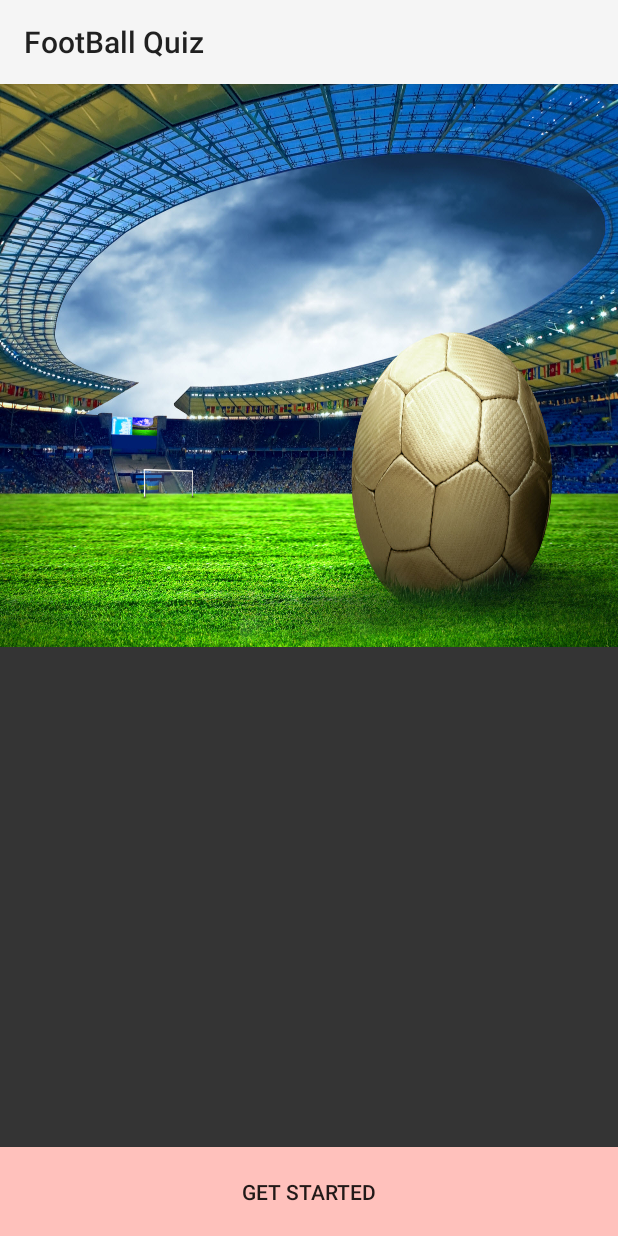
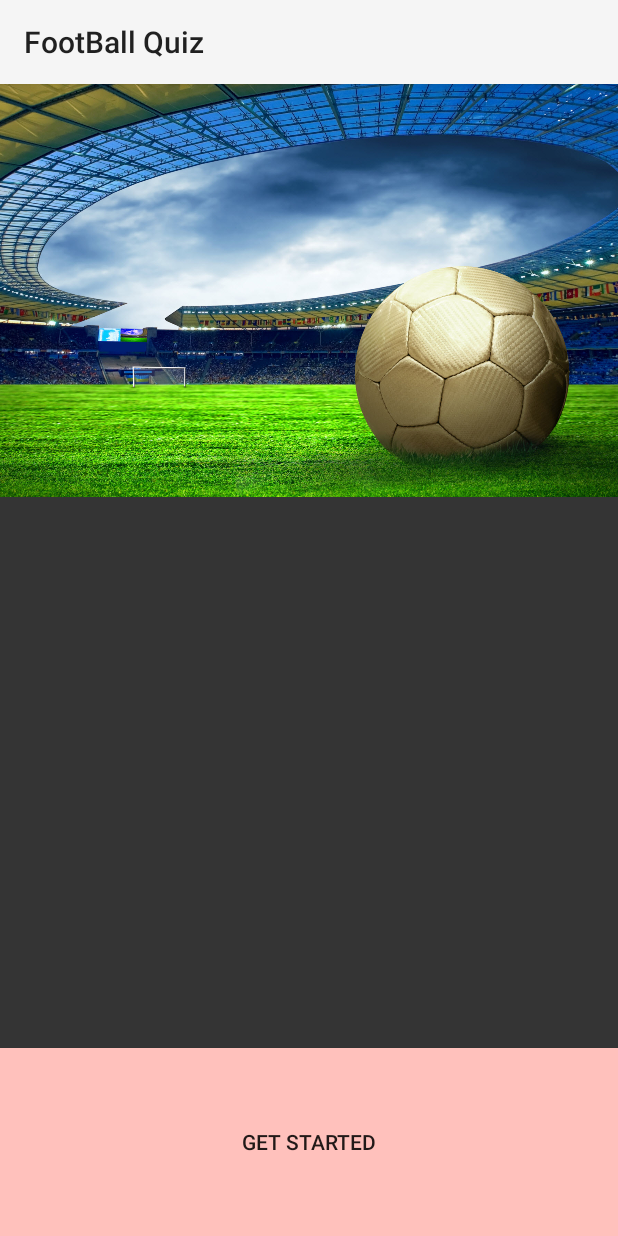
Before and after one commit to niandrasoft/FootBallQuiz, an Android app: the screen it shows after launch (MainActivity), on a phone screen of 412 x 824 dp. Run offline under Robolectric (Android 15) with nearby library versions, the phone set to English and light mode, and no system bars.

Commit message:
set image as background in mainAct

```diff
--- a/app/src/main/java/com/niandrasoft/footballquiz/MainActivity.java
+++ b/app/src/main/java/com/niandrasoft/footballquiz/MainActivity.java
@@ -10,13 +10,16 @@ import android.widget.Button;
 public class MainActivity extends Activity {
     Button clickButton;
 
+
+
+
     @Override
     protected void onCreate(Bundle savedInstanceState) {
         super.onCreate(savedInstanceState);
         setContentView(R.layout.activity_main);
         clickButton=(Button)findViewById(R.id.button);
 
-        Intent svc = new Intent(this, SoundService.class);
+        Intent svc = new Intent(MainActivity.this, SoundService.class);
         startService(svc);
     }
 
@@ -25,6 +28,10 @@ public class MainActivity extends Activity {
     }
 
 
-
-
+    @Override
+    protected void onDestroy() {
+        super.onDestroy();
+        Intent svc = new Intent(MainActivity.this, SoundService.class);
+        stopService(svc);
+    }
 }
--- a/app/src/main/res/layout/activity_main.xml
+++ b/app/src/main/res/layout/activity_main.xml
@@ -6,7 +6,7 @@
 
     <Button
         android:layout_width="fill_parent"
-        android:layout_height="wrap_content"
+        android:layout_height="125dp"
         android:text="GET STARTED"
         android:id="@+id/button"
         android:paddingTop="20dp"
@@ -18,8 +18,16 @@
 
     <GridLayout
         android:layout_width="fill_parent"
-        android:layout_height="375dp"
-        android:background="@drawable/stadium"
-        android:layout_alignParentEnd="false"></GridLayout>
+        android:layout_height="275dp"
+
+        android:layout_alignParentEnd="false">
+
+    <ImageView
+        android:id="@+id/imageView1"
+        android:layout_width="wrap_content"
+        android:layout_height="wrap_content"
+        android:src="@drawable/stadium"
+        android:scaleType="centerCrop" />
+        ></GridLayout>
 
 </RelativeLayout>
```
